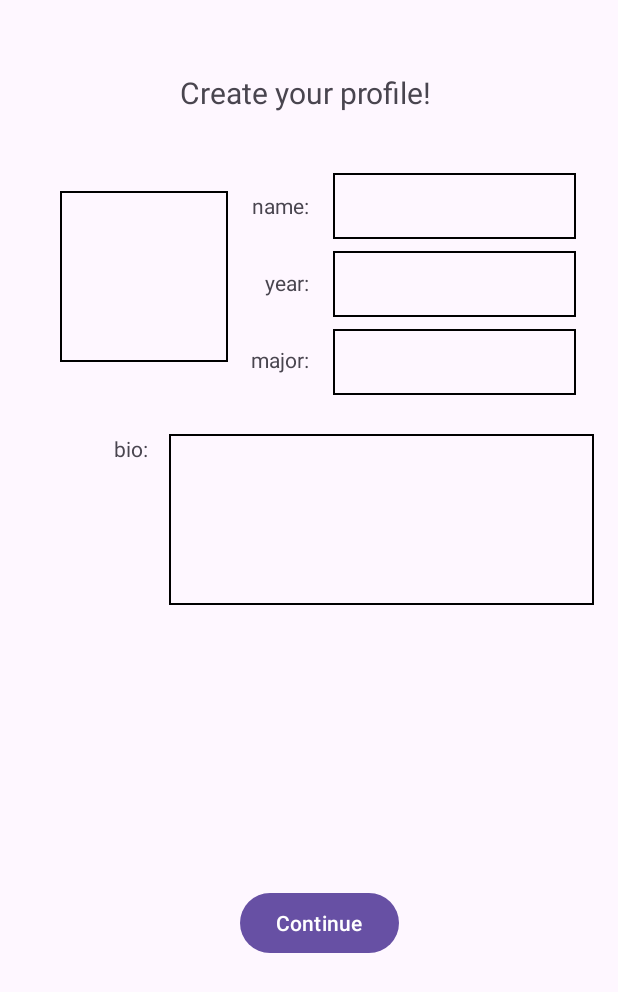
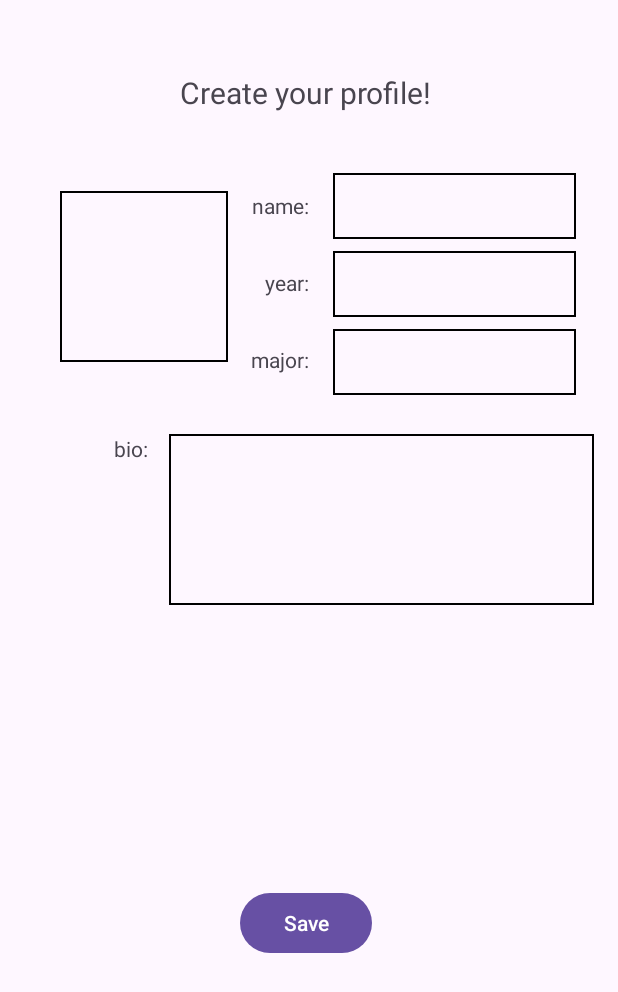
Before and after one commit to nchu05/Latte-Link, an Android app: the fragment CreateProfileFragment placed in its activity, on a phone screen of 412 x 824 dp. Shown: the top 992 px of the screen. Run offline under Robolectric (Android 15) with nearby library versions, the phone set to English and light mode, and no system bars.

Commit message:
button update

```diff
--- a/app/src/main/res/layout/fragment_create_profile.xml
+++ b/app/src/main/res/layout/fragment_create_profile.xml
@@ -126,7 +126,7 @@
         android:layout_height="wrap_content"
         android:layout_marginStart="160dp"
         android:layout_marginTop="188dp"
-        android:text="Continue"
+        android:text="Save"
         app:layout_constraintStart_toStartOf="parent"
         app:layout_constraintTop_toBottomOf="@+id/bioET" />
 
```
